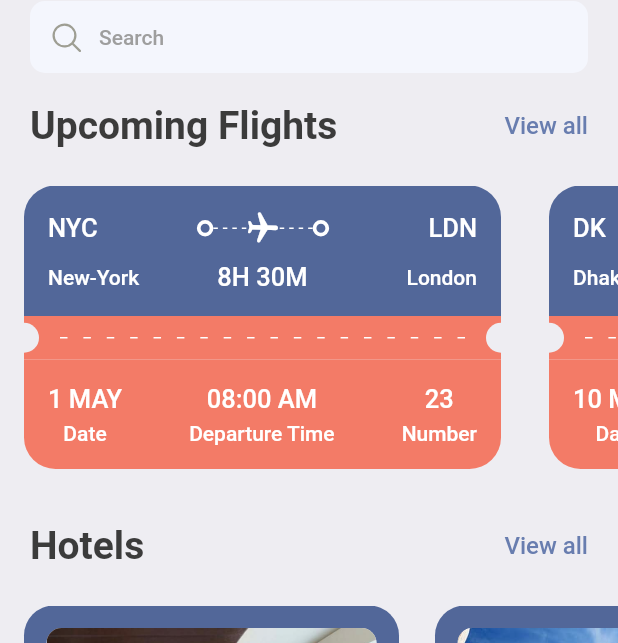
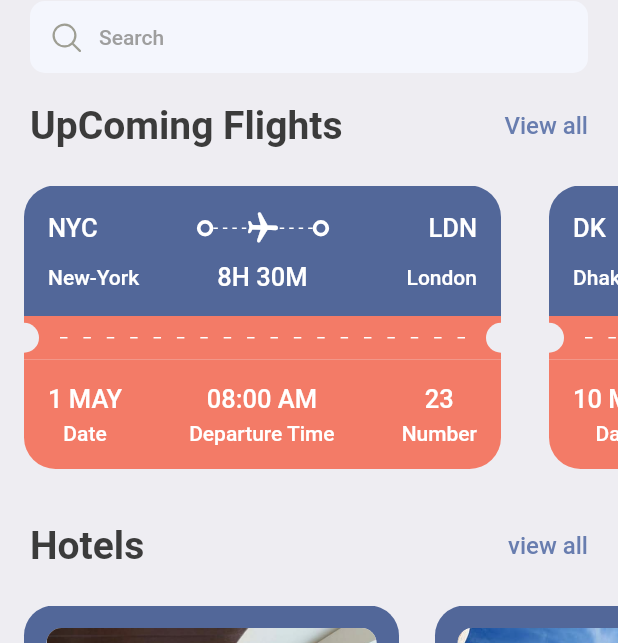
Before and after one commit to isif00/Ticket-Booking-App, a Flutter app: the screen it shows after launch, on a phone screen of 412 x 824 dp. Shown: the part 167-810 px from the top of the screen. Run offline on Flutter 3.47's test engine with Material 2 defaults, Android fonts, the phone set to English and light mode, and no system bars; our stand-ins replace fluentui_system_icons, gap, get.

Commit message:
Adding the searc page and fixing widgets

```diff
--- a/lib/screens/bottom_bar.dart
+++ b/lib/screens/bottom_bar.dart
@@ -1,4 +1,5 @@
 import 'package:booking_app/screens/home_screen.dart';
+import 'package:booking_app/screens/search_screen.dart';
 import 'package:fluentui_system_icons/fluentui_system_icons.dart';
 import 'package:flutter/material.dart';
 
@@ -13,7 +14,7 @@ class _BottomBarState extends State<BottomBar> {
   int currentIndex = 0;
   static final List<Widget> widgetOptions = <Widget>[
     const HomeScreen(),
-    const Text('search'),
+    const SearchScreen(),
     const Text('ticket'),
     const Text('profile'),
   ];
--- a/lib/screens/home_screen.dart
+++ b/lib/screens/home_screen.dart
@@ -7,6 +7,7 @@ import 'package:flutter/material.dart';
 import 'package:gap/gap.dart';
 
 import '../utils/app_layout.dart';
+import '../widgets/double_text_widget.dart';
 
 class HomeScreen extends StatelessWidget {
   const HomeScreen({super.key});
@@ -96,23 +97,8 @@ class HomeScreen extends StatelessWidget {
                 Gap(
                   AppLayout.getHeight(20),
                 ),
-                Row(
-                  mainAxisAlignment: MainAxisAlignment.spaceBetween,
-                  children: [
-                    Text(
-                      'Upcoming Flights',
-                      style: Styles.headLineStyle2,
-                    ),
-                    InkWell(
-                      onTap: () {},
-                      child: Text(
-                        'View all',
-                        style: Styles.textStyle
-                            .copyWith(color: Styles.primaryColor),
-                      ),
-                    ),
-                  ],
-                ),
+                const AppDoubleTextWidget(
+                    bigText: 'UpComing Flights', smallText: 'View all'),
               ],
             ),
           ),
@@ -141,23 +127,8 @@ class HomeScreen extends StatelessWidget {
               top: AppLayout.getHeight(20),
               bottom: AppLayout.getHeight(20),
             ),
-            child: Row(
-              mainAxisAlignment: MainAxisAlignment.spaceBetween,
-              children: [
-                Text(
-                  'Hotels',
-                  style: Styles.headLineStyle2,
-                ),
-                InkWell(
-                  onTap: () {},
-                  child: Text(
-                    'View all',
-                    style:
-                        Styles.textStyle.copyWith(color: Styles.primaryColor),
-                  ),
-                ),
-              ],
-            ),
+            child: const AppDoubleTextWidget(
+                bigText: 'Hotels', smallText: 'view all'),
           ),
           Gap(AppLayout.getHeight(5)),
           SingleChildScrollView(
--- a/lib/utils/app_layout.dart
+++ b/lib/utils/app_layout.dart
@@ -1,6 +1,11 @@
+import 'package:flutter/widgets.dart';
 import 'package:get/route_manager.dart';
 
 class AppLayout {
+  static getSize(BuildContext context) {
+    return MediaQuery.of(context).size;
+  }
+
   static getScreenHeight() {
     return Get.height;
   }
--- /dev/null
+++ b/lib/widgets/double_text_widget.dart
@@ -0,0 +1,30 @@
+import 'package:flutter/material.dart';
+
+import '../utils/app_styles.dart';
+
+class AppDoubleTextWidget extends StatelessWidget {
+  final String bigText;
+  final String smallText;
+  const AppDoubleTextWidget(
+      {super.key, required this.bigText, required this.smallText});
+
+  @override
+  Widget build(BuildContext context) {
+    return Row(
+      mainAxisAlignment: MainAxisAlignment.spaceBetween,
+      children: [
+        Text(
+          bigText,
+          style: Styles.headLineStyle2,
+        ),
+        InkWell(
+          onTap: () {},
+          child: Text(
+            smallText,
+            style: Styles.textStyle.copyWith(color: Styles.primaryColor),
+          ),
+        ),
+      ],
+    );
+  }
+}
```
Also changed, not shown: lib/screens/search_screen.dart (+101 -2 lines), lib/widgets/icon_text_widget.dart (added, +45 -0 lines).
